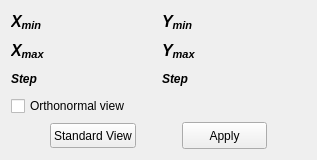
Qt form Windows/rangeadjustments.ui (AdelKS/ZeGrapher) before a commit.
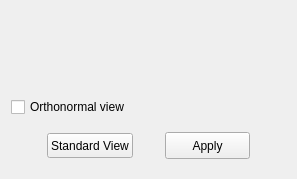
The same form after that commit. Icons and pictures are not drawn.

Commit message: Working on enabling a custom range and tick spacing in ExportPreview class

Patch:
```diff
--- a/Windows/rangeadjustments.ui
+++ b/Windows/rangeadjustments.ui
@@ -6,8 +6,8 @@
    <rect>
     <x>0</x>
     <y>0</y>
-    <width>317</width>
-    <height>160</height>
+    <width>297</width>
+    <height>179</height>
    </rect>
   </property>
   <property name="minimumSize">
@@ -31,108 +31,22 @@
   </property>
   <layout class="QVBoxLayout" name="verticalLayout">
    <item>
-    <layout class="QGridLayout" name="gridLayout">
-     <item row="1" column="0">
-      <widget class="QLabel" name="label_3">
-       <property name="maximumSize">
-        <size>
-         <width>36</width>
-         <height>27</height>
-        </size>
-       </property>
-       <property name="text">
-        <string notr="true">&lt;!DOCTYPE HTML PUBLIC &quot;-//W3C//DTD HTML 4.0//EN&quot; &quot;http://www.w3.org/TR/REC-html40/strict.dtd&quot;&gt;
-&lt;html&gt;&lt;head&gt;&lt;meta name=&quot;qrichtext&quot; content=&quot;1&quot; /&gt;&lt;style type=&quot;text/css&quot;&gt;
-p, li { white-space: pre-wrap; }
-&lt;/style&gt;&lt;/head&gt;&lt;body style=&quot; font-family:'Cantarell'; font-size:11pt; font-weight:400; font-style:normal;&quot;&gt;
-&lt;table border=&quot;0&quot; style=&quot;-qt-table-type: root; margin-top:4px; margin-bottom:4px; margin-left:4px; margin-right:4px;&quot;&gt;
-&lt;tr&gt;
-&lt;td style=&quot;border: none;&quot;&gt;
-&lt;p style=&quot; margin-top:0px; margin-bottom:0px; margin-left:0px; margin-right:0px; -qt-block-indent:0; text-indent:0px;&quot;&gt;&lt;span style=&quot; font-family:'Cantarell'; font-size:12pt; font-weight:600; font-style:italic;&quot;&gt;X&lt;sub&gt;max&lt;/sub&gt;&lt;/span&gt;&lt;/p&gt;&lt;/td&gt;&lt;/tr&gt;&lt;/table&gt;&lt;/body&gt;&lt;/html&gt;</string>
-       </property>
-      </widget>
-     </item>
-     <item row="0" column="2">
-      <widget class="QLabel" name="label_7">
-       <property name="maximumSize">
-        <size>
-         <width>36</width>
-         <height>27</height>
-        </size>
-       </property>
-       <property name="text">
-        <string notr="true">&lt;!DOCTYPE HTML PUBLIC &quot;-//W3C//DTD HTML 4.0//EN&quot; &quot;http://www.w3.org/TR/REC-html40/strict.dtd&quot;&gt;
-&lt;html&gt;&lt;head&gt;&lt;meta name=&quot;qrichtext&quot; content=&quot;1&quot; /&gt;&lt;style type=&quot;text/css&quot;&gt;
-p, li { white-space: pre-wrap; }
-&lt;/style&gt;&lt;/head&gt;&lt;body style=&quot; font-family:'Cantarell'; font-size:11pt; font-weight:400; font-style:normal;&quot;&gt;
-&lt;table border=&quot;0&quot; style=&quot;-qt-table-type: root; margin-top:4px; margin-bottom:4px; margin-left:4px; margin-right:4px;&quot;&gt;
-&lt;tr&gt;
-&lt;td style=&quot;border: none;&quot;&gt;
-&lt;p style=&quot; margin-top:0px; margin-bottom:0px; margin-left:0px; margin-right:0px; -qt-block-indent:0; text-indent:0px;&quot;&gt;&lt;span style=&quot; font-size:12pt; font-weight:600; font-style:italic;&quot;&gt;Y&lt;/span&gt;&lt;span style=&quot; font-size:12pt; font-weight:600; font-style:italic; vertical-align:sub;&quot;&gt;min&lt;/span&gt;&lt;/p&gt;&lt;/td&gt;&lt;/tr&gt;&lt;/table&gt;&lt;/body&gt;&lt;/html&gt;</string>
-       </property>
-      </widget>
-     </item>
-     <item row="1" column="2">
-      <widget class="QLabel" name="label_6">
-       <property name="maximumSize">
-        <size>
-         <width>36</width>
-         <height>27</height>
-        </size>
-       </property>
-       <property name="text">
-        <string notr="true">&lt;!DOCTYPE HTML PUBLIC &quot;-//W3C//DTD HTML 4.0//EN&quot; &quot;http://www.w3.org/TR/REC-html40/strict.dtd&quot;&gt;
-&lt;html&gt;&lt;head&gt;&lt;meta name=&quot;qrichtext&quot; content=&quot;1&quot; /&gt;&lt;style type=&quot;text/css&quot;&gt;
-p, li { white-space: pre-wrap; }
-&lt;/style&gt;&lt;/head&gt;&lt;body style=&quot; font-family:'Cantarell'; font-size:11pt; font-weight:400; font-style:normal;&quot;&gt;
-&lt;table border=&quot;0&quot; style=&quot;-qt-table-type: root; margin-top:4px; margin-bottom:4px; margin-left:4px; margin-right:4px;&quot;&gt;
-&lt;tr&gt;
-&lt;td style=&quot;border: none;&quot;&gt;
-&lt;p style=&quot; margin-top:0px; margin-bottom:0px; margin-left:0px; margin-right:0px; -qt-block-indent:0; text-indent:0px;&quot;&gt;&lt;span style=&quot; font-family:'Cantarell'; font-size:12pt; font-weight:600; font-style:italic;&quot;&gt;Y&lt;sub&gt;max&lt;/sub&gt;&lt;/span&gt;&lt;/p&gt;&lt;/td&gt;&lt;/tr&gt;&lt;/table&gt;&lt;/body&gt;&lt;/html&gt;</string>
-       </property>
-      </widget>
-     </item>
-     <item row="0" column="0">
-      <widget class="QLabel" name="label_2">
-       <property name="maximumSize">
-        <size>
-         <width>36</width>
-         <height>27</height>
-        </size>
-       </property>
-       <property name="text">
-        <string notr="true">&lt;!DOCTYPE HTML PUBLIC &quot;-//W3C//DTD HTML 4.0//EN&quot; &quot;http://www.w3.org/TR/REC-html40/strict.dtd&quot;&gt;
-&lt;html&gt;&lt;head&gt;&lt;meta name=&quot;qrichtext&quot; content=&quot;1&quot; /&gt;&lt;style type=&quot;text/css&quot;&gt;
-p, li { white-space: pre-wrap; }
-&lt;/style&gt;&lt;/head&gt;&lt;body style=&quot; font-family:'Cantarell'; font-size:11pt; font-weight:400; font-style:normal;&quot;&gt;
-&lt;table border=&quot;0&quot; style=&quot;-qt-table-type: root; margin-top:4px; margin-bottom:4px; margin-left:4px; margin-right:4px;&quot;&gt;
-&lt;tr&gt;
-&lt;td style=&quot;border: none;&quot;&gt;
-&lt;p style=&quot; margin-top:0px; margin-bottom:0px; margin-left:0px; margin-right:0px; -qt-block-indent:0; text-indent:0px;&quot;&gt;&lt;span style=&quot; font-size:12pt; font-weight:600; font-style:italic;&quot;&gt;X&lt;/span&gt;&lt;span style=&quot; font-size:12pt; font-weight:600; font-style:italic; vertical-align:sub;&quot;&gt;min&lt;/span&gt;&lt;/p&gt;&lt;/td&gt;&lt;/tr&gt;&lt;/table&gt;&lt;/body&gt;&lt;/html&gt;</string>
-       </property>
-      </widget>
-     </item>
-     <item row="2" column="0">
-      <widget class="QLabel" name="label_4">
-       <property name="text">
-        <string>&lt;strong&gt;&lt;em&gt;Step&lt;/em&gt;&lt;/strong&gt;</string>
-       </property>
-      </widget>
-     </item>
-     <item row="2" column="2">
-      <widget class="QLabel" name="label_5">
-       <property name="text">
-        <string>&lt;strong&gt;&lt;em&gt;Step&lt;/em&gt;&lt;/strong&gt;</string>
-       </property>
-      </widget>
-     </item>
-     <item row="0" column="1">
-      <widget class="QWidget" name="widget" native="true"/>
-     </item>
-     <item row="0" column="3">
-      <widget class="QWidget" name="widget_2" native="true"/>
-     </item>
-    </layout>
+    <widget class="QWidget" name="formsWidget" native="true">
+     <property name="sizePolicy">
+      <sizepolicy hsizetype="Fixed" vsizetype="Preferred">
+       <horstretch>0</horstretch>
+       <verstretch>0</verstretch>
+      </sizepolicy>
+     </property>
+     <layout class="QHBoxLayout" name="horizontalLayout_2">
+      <item>
+       <layout class="QFormLayout" name="xForm"/>
+      </item>
+      <item>
+       <layout class="QFormLayout" name="yForm"/>
+      </item>
+     </layout>
+    </widget>
    </item>
    <item>
     <widget class="QCheckBox" name="orthonormal">
@@ -142,6 +56,13 @@
     </widget>
    </item>
    <item>
+    <widget class="QWidget" name="buttonsWidget" native="true">
+     <property name="sizePolicy">
+      <sizepolicy hsizetype="Preferred" vsizetype="Fixed">
+       <horstretch>0</horstretch>
+       <verstretch>0</verstretch>
+      </sizepolicy>
+     </property>
     <layout class="QHBoxLayout" name="horizontalLayout">
      <item>
       <spacer name="horizontalSpacer_2">
@@ -215,6 +136,7 @@
       </spacer>
      </item>
     </layout>
+    </widget>
    </item>
   </layout>
  </widget>
```
Left out of the diff: 2 changed lines with no effect on the pictures. Lines whose indentation alone changed are shown as unchanged. The commit also changes 36 other files.
